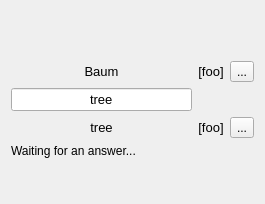
Above: src/practice/practice_widget_written.ui from KDE/parley before the change. Below: the same form after it.
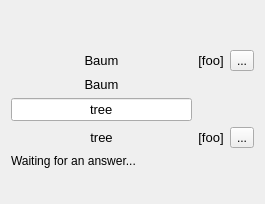
That is the form after the change. Custom widgets are drawn as their Qt base class.

Commit message: use a qpixmap to render the mixed word

What changed in the file:
```diff
--- a/src/practice/practice_widget_written.ui
+++ b/src/practice/practice_widget_written.ui
@@ -29,25 +29,7 @@
    </item>
    <item>
     <layout class="QGridLayout" name="gridLayout" columnstretch="1,0,0">
-     <item row="0" column="0">
-      <widget class="QLabel" name="questionLabel">
-       <property name="font">
-        <font>
-         <pointsize>10</pointsize>
-        </font>
-       </property>
-       <property name="text">
-        <string>Baum</string>
-       </property>
-       <property name="alignment">
-        <set>Qt::AlignCenter</set>
-       </property>
-       <property name="wordWrap">
-        <bool>true</bool>
-       </property>
-      </widget>
-     </item>
-     <item row="0" column="1">
+     <item row="1" column="1">
       <widget class="QLabel" name="questionPronunciationLabel">
        <property name="font">
         <font>
@@ -62,14 +44,14 @@
        </property>
       </widget>
      </item>
-     <item row="0" column="2">
+     <item row="1" column="2">
       <widget class="Practice::AudioButton" name="questionSoundButton">
        <property name="text">
         <string>...</string>
        </property>
       </widget>
      </item>
-     <item row="1" column="0">
+     <item row="3" column="0">
       <widget class="KLineEdit" name="answerEdit">
        <property name="font">
         <font>
@@ -87,7 +69,7 @@
        </property>
       </widget>
      </item>
-     <item row="2" column="0">
+     <item row="4" column="0">
       <widget class="QLabel" name="solutionLabel">
        <property name="font">
         <font>
@@ -105,7 +87,7 @@
        </property>
       </widget>
      </item>
-     <item row="2" column="1">
+     <item row="4" column="1">
       <widget class="QLabel" name="solutionPronunciationLabel">
        <property name="font">
         <font>
@@ -120,13 +102,49 @@
        </property>
       </widget>
      </item>
-     <item row="2" column="2">
+     <item row="4" column="2">
       <widget class="Practice::AudioButton" name="solutionSoundButton">
        <property name="text">
         <string>...</string>
        </property>
       </widget>
      </item>
+     <item row="2" column="0">
+      <widget class="QLabel" name="mixedSolutionLabel">
+       <property name="font">
+        <font>
+         <pointsize>10</pointsize>
+        </font>
+       </property>
+       <property name="text">
+        <string>Baum</string>
+       </property>
+       <property name="alignment">
+        <set>Qt::AlignCenter</set>
+       </property>
+       <property name="wordWrap">
+        <bool>true</bool>
+       </property>
+      </widget>
+     </item>
+     <item row="1" column="0">
+      <widget class="QLabel" name="questionLabel">
+       <property name="font">
+        <font>
+         <pointsize>10</pointsize>
+        </font>
+       </property>
+       <property name="text">
+        <string>Baum</string>
+       </property>
+       <property name="alignment">
+        <set>Qt::AlignCenter</set>
+       </property>
+       <property name="wordWrap">
+        <bool>true</bool>
+       </property>
+      </widget>
+     </item>
     </layout>
    </item>
    <item>
```
The commit also changes 3 other files.
